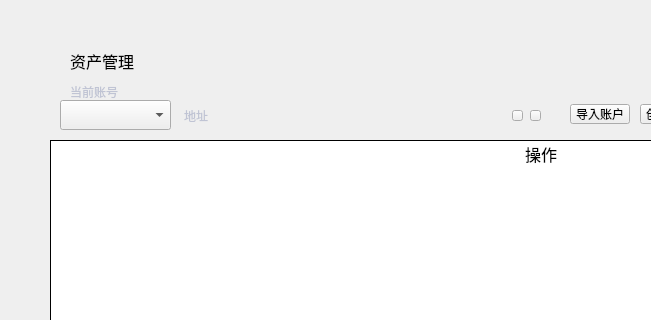
Qt form mainpage.ui (HcashOrg/hx-indicator) before a commit; both pictures show x 0 to 651 and y 0 to 320 of the 770 by 530 pixel window.
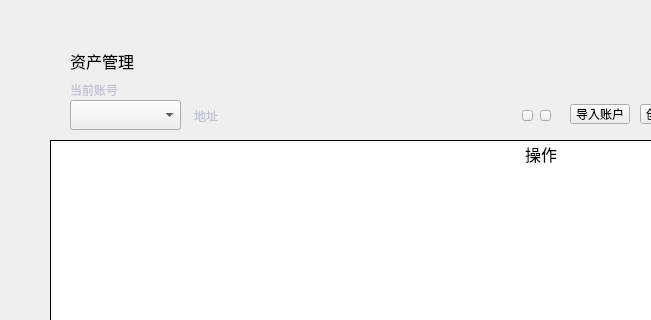
The same form after that commit.

What changed in the file:
```diff
--- a/mainpage.ui
+++ b/mainpage.ui
@@ -26,7 +26,7 @@
     <rect>
      <x>70</x>
      <y>50</y>
-     <width>120</width>
+     <width>200</width>
      <height>22</height>
     </rect>
    </property>
@@ -222,7 +222,7 @@
   <widget class="QToolButton" name="copyBtn">
    <property name="geometry">
     <rect>
-     <x>512</x>
+     <x>522</x>
      <y>110</y>
      <width>11</width>
      <height>11</height>
@@ -246,7 +246,7 @@
   <widget class="QComboBox" name="accountComboBox">
    <property name="geometry">
     <rect>
-     <x>60</x>
+     <x>70</x>
      <y>100</y>
      <width>111</width>
      <height>30</height>
@@ -271,8 +271,8 @@
     <rect>
      <x>70</x>
      <y>80</y>
-     <width>60</width>
-     <height>24</height>
+     <width>100</width>
+     <height>20</height>
     </rect>
    </property>
    <property name="font">
@@ -293,7 +293,7 @@
   <widget class="QLabel" name="addressLabel">
    <property name="geometry">
     <rect>
-     <x>226</x>
+     <x>236</x>
      <y>104</y>
      <width>280</width>
      <height>24</height>
@@ -321,7 +321,7 @@
   <widget class="QLabel" name="addressLabel2">
    <property name="geometry">
     <rect>
-     <x>166</x>
+     <x>176</x>
      <y>104</y>
      <width>60</width>
      <height>24</height>
@@ -345,7 +345,7 @@
   <widget class="QToolButton" name="qrcodeBtn">
    <property name="geometry">
     <rect>
-     <x>530</x>
+     <x>540</x>
      <y>110</y>
      <width>11</width>
      <height>11</height>
```
